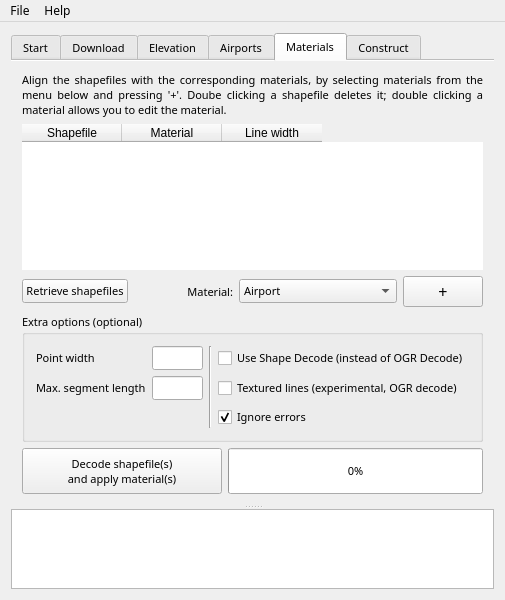
Qt form mainwindow.ui (jasin/TerraGearGUI-QT5) before a commit.
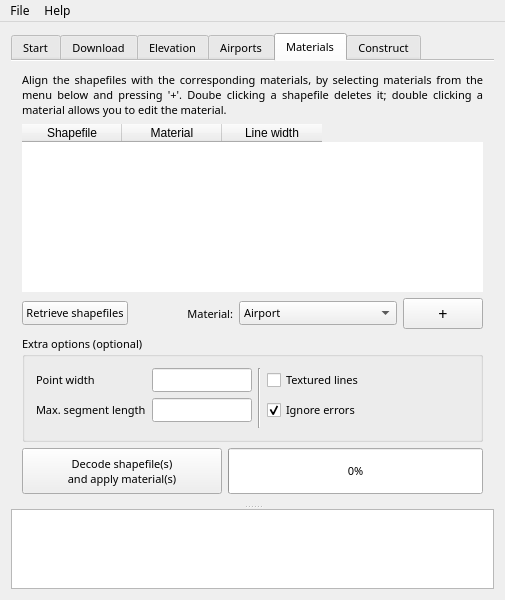
The same form after that commit. The open tabs and pages were chosen to show the change.

Commit message: Remove shape-decode, as it is now deprecated.

The edit to the form file:
```diff
--- a/mainwindow.ui
+++ b/mainwindow.ui
@@ -2600,6 +2600,12 @@
          </item>
          <item>
           <widget class="QGroupBox" name="groupBox_4">
+           <property name="sizePolicy">
+            <sizepolicy hsizetype="Preferred" vsizetype="Minimum">
+             <horstretch>0</horstretch>
+             <verstretch>0</verstretch>
+            </sizepolicy>
+           </property>
            <property name="font">
             <font>
              <weight>50</weight>
@@ -2652,13 +2658,6 @@
               </property>
              </widget>
             </item>
-            <item row="0" column="3">
-             <widget class="QCheckBox" name="checkBox_ogr">
-              <property name="text">
-               <string>Use Shape Decode (instead of OGR Decode)</string>
-              </property>
-             </widget>
-            </item>
             <item row="1" column="0">
              <widget class="QLabel" name="label_31">
               <property name="enabled">
@@ -2698,24 +2697,30 @@
               </property>
              </spacer>
             </item>
-            <item row="1" column="3">
+            <item row="0" column="3">
              <widget class="QCheckBox" name="checkBox_texturedlines">
               <property name="sizePolicy">
-               <sizepolicy hsizetype="Expanding" vsizetype="Expanding">
+               <sizepolicy hsizetype="Expanding" vsizetype="Minimum">
                 <horstretch>0</horstretch>
                 <verstretch>0</verstretch>
                </sizepolicy>
               </property>
               <property name="text">
-               <string>Textured lines (experimental, OGR decode)</string>
+               <string>Textured lines</string>
               </property>
              </widget>
             </item>
-            <item row="2" column="3">
+            <item row="1" column="3">
              <widget class="QCheckBox" name="checkBox_2">
               <property name="enabled">
                <bool>true</bool>
               </property>
+              <property name="sizePolicy">
+               <sizepolicy hsizetype="Minimum" vsizetype="Minimum">
+                <horstretch>0</horstretch>
+                <verstretch>0</verstretch>
+               </sizepolicy>
+              </property>
               <property name="autoFillBackground">
                <bool>false</bool>
               </property>
```
Left out of the diff: 3 changed lines with no effect on the pictures. The commit also changes 3 other files.
